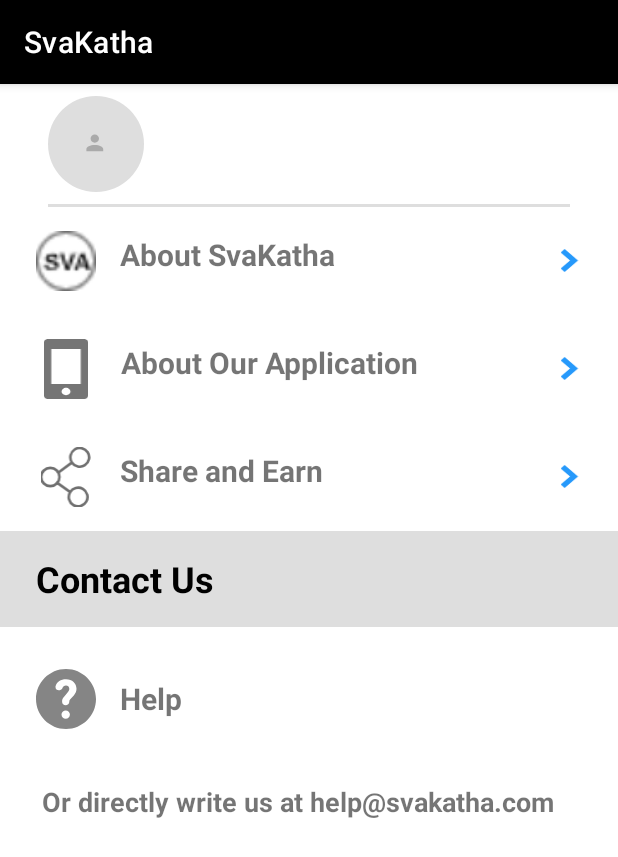
After one commit to Naiket08/SvaKatha, an Android app: the fragment SettingsFragment shown on its own in the app's theme, on a phone screen of 412 x 824 dp. The commit adds this screen. Shown: the top 857 px of the screen. Run offline under Robolectric (Android 15) with nearby library versions, the phone set to English and light mode, and no system bars.

Commit message:
Revert "Revert "Merge branch 'master' of https://github.com/Naiket08/SvaKatha""
This reverts commit 1ce999e7569daf2e9cc8fb789ba31b99464f9265.

```diff
--- a/app/src/main/java/com/example/svakatha/Adapter/ClosetGridAdapter.java
+++ b/app/src/main/java/com/example/svakatha/Closet/Adapter/ClosetGridAdapter.java
@@ -1,4 +1,4 @@
-package com.example.svakatha.Adapter;
+package com.example.svakatha.Closet.Adapter;
 
 import android.content.Context;
 import android.view.LayoutInflater;
--- a/app/src/main/java/com/example/svakatha/ClosetDialog.java
+++ b/app/src/main/java/com/example/svakatha/Closet/ClosetDialog.java
@@ -1,4 +1,4 @@
-package com.example.svakatha;
+package com.example.svakatha.Closet;
 
 import android.Manifest;
 import android.app.Dialog;
@@ -15,7 +15,6 @@
 import android.view.ViewGroup;
 import android.widget.ArrayAdapter;
 import android.widget.Spinner;
-import android.widget.Toast;
 
 
 import java.io.File;
@@ -27,7 +26,9 @@
 import androidx.fragment.app.DialogFragment;
 import androidx.fragment.app.FragmentActivity;
 
+import com.example.svakatha.Closet.ClosetFragment;
 import com.example.svakatha.PermissionUtils.PermissionUtils;
+import com.example.svakatha.R;
 
 public class ClosetDialog extends DialogFragment {
 
--- a/app/src/main/java/com/example/svakatha/listeners/ClosetFragmentListener.java
+++ b/app/src/main/java/com/example/svakatha/Closet/Listeners/ClosetFragmentListener.java
@@ -1,4 +1,4 @@
-package com.example.svakatha.listeners;
+package com.example.svakatha.Closet.Listeners;
 
 public interface ClosetFragmentListener {
     void onImageListReceived();
--- a/app/src/main/java/com/example/svakatha/HostActivity.java
+++ b/app/src/main/java/com/example/svakatha/HostActivity.java
@@ -9,6 +9,7 @@
 import android.view.MenuItem;
 import android.widget.Toast;
 
+import com.example.svakatha.Closet.ClosetFragment;
 import com.example.svakatha.PermissionUtils.PermissionUtils;
 import com.google.android.material.bottomnavigation.BottomNavigationView;
 
--- /dev/null
+++ b/app/src/main/java/com/example/svakatha/Settings/SettingsFragment.java
@@ -0,0 +1,60 @@
+package com.example.svakatha.Settings;
+
+import android.os.Bundle;
+
+import androidx.fragment.app.Fragment;
+
+import android.view.LayoutInflater;
+import android.view.View;
+import android.view.ViewGroup;
+
+import com.example.svakatha.R;
+
+
+/**
+ * A simple {@link Fragment} subclass.
+ */
+public class SettingsFragment extends Fragment {
+
+    public SettingsFragment() {
+        // Required empty public constructor
+    }
+
+
+    @Override
+    public View onCreateView(LayoutInflater inflater, ViewGroup container,
+                             Bundle savedInstanceState) {
+        // Inflate the layout for this fragment
+        View view = inflater.inflate(R.layout.fragment_settings, container, false);
+
+        setViews(view);
+
+        return view;
+    }
+
+    private void setViews(View view) {
+
+        View.OnClickListener clickListener = new View.OnClickListener() {
+            @Override
+            public void onClick(View v) {
+                switch (v.getId()) {
+                    case R.id.ll_profile:
+                        //TODO: open profile
+                        break;
+                    case R.id.rl_about_sva:
+                        //TODO: open sva
+                        break;
+                    case R.id.rl_about_app:
+                        //TODO: open about
+                        break;
+                    case R.id.rl_share:
+                        //TODO: open share
+                        break;
+                    case R.id.ll_help:
+                        //TODO: open help
+                        break;
+                }
+            }
+        };
+    }
+}
--- /dev/null
+++ b/app/src/main/res/drawable/ic_about.xml
@@ -0,0 +1,14 @@
+<vector xmlns:android="http://schemas.android.com/apk/res/android"
+    android:width="17dp"
+    android:height="23dp"
+    android:viewportWidth="17"
+    android:viewportHeight="23">
+  <group>
+    <clip-path
+        android:pathData="M-30,-213L345,-213L345,454L-30,454Z"/>
+    <path
+        android:pathData="M15.3,0C15.81,0 16.15,0.14 16.49,0.43C16.83,0.72 17,1.01 17,1.44L17,21.56C17,21.99 16.83,22.28 16.49,22.57C16.15,22.86 15.81,23 15.3,23L1.7,23C1.19,23 0.85,22.86 0.51,22.57C0.17,22.28 0,21.99 0,21.56L0,1.44C0,1.01 0.17,0.72 0.51,0.43C0.85,0.14 1.19,0 1.7,0L15.3,0ZM14.11,17.25L14.11,3.88L2.89,3.88L2.89,17.25L14.11,17.25ZM7.31,21.13C7.65,21.42 7.99,21.56 8.5,21.56C9.01,21.56 9.35,21.42 9.69,21.13C10.03,20.84 10.2,20.56 10.2,20.12C10.2,19.69 10.03,19.41 9.69,19.12C9.35,18.83 9.01,18.69 8.5,18.69C7.99,18.69 7.65,18.83 7.31,19.12C6.97,19.41 6.8,19.69 6.8,20.12C6.8,20.56 6.97,20.84 7.31,21.13Z"
+        android:fillColor="#757575"
+        android:fillType="evenOdd"/>
+  </group>
+</vector>
--- /dev/null
+++ b/app/src/main/res/drawable/ic_avatar.xml
@@ -0,0 +1,16 @@
+<vector xmlns:android="http://schemas.android.com/apk/res/android"
+    android:width="40dp"
+    android:height="40dp"
+    android:viewportWidth="40"
+    android:viewportHeight="40">
+  <group>
+    <clip-path
+        android:pathData="M-32,-84L343,-84L343,583L-32,583Z"/>
+    <path
+        android:pathData="M20,40C8.94,40 0,31.06 0,20C0,8.94 8.94,0 20,0C31.06,0 40,8.94 40,20C40,31.06 31.06,40 20,40Z"
+        android:fillColor="#dedede"/>
+    <path
+        android:pathData="M16,23L16,22.12C16,21.16 17.57,20.37 19.5,20.37C21.42,20.37 23,21.16 23,22.12L23,23L16,23ZM17.75,17.75C17.75,16.78 18.53,16 19.5,16C20.47,16 21.25,16.78 21.25,17.75C21.25,18.72 20.47,19.5 19.5,19.5C18.53,19.5 17.75,18.72 17.75,17.75Z"
+        android:fillColor="#aaaaaa"/>
+  </group>
+</vector>
--- /dev/null
+++ b/app/src/main/res/drawable/ic_help.xml
@@ -0,0 +1,14 @@
+<vector xmlns:android="http://schemas.android.com/apk/res/android"
+    android:width="16dp"
+    android:height="16dp"
+    android:viewportWidth="16"
+    android:viewportHeight="16">
+  <group>
+    <clip-path
+        android:pathData="M-32,-424L343,-424L343,243L-32,243Z"/>
+    <path
+        android:pathData="M16,8C16,12.4 12.4,16 8,16C3.6,16 0,12.4 0,8C0,3.6 3.6,0 8,0C12.4,0 16,3.6 16,8ZM9.04,12.16C9.04,11.52 8.56,11.04 7.92,11.04C7.28,11.04 6.8,11.52 6.8,12.16C6.8,12.8 7.28,13.28 7.92,13.28C8.56,13.28 9.04,12.8 9.04,12.16ZM10.8,5.28C10.8,3.84 9.68,2.72 8,2.72C6.56,2.72 5.6,3.44 5.28,4.4C5.2,4.56 5.2,4.72 5.2,4.8C5.2,5.36 5.6,5.68 6.08,5.68C6.48,5.68 6.8,5.52 7.04,5.12C7.2,4.64 7.52,4.4 8,4.4C8.48,4.4 8.88,4.72 8.88,5.28C8.88,5.6 8.72,5.92 8.32,6.4L7.6,7.28C7.04,7.84 6.96,8.24 6.96,8.72C6.96,9.28 7.36,9.68 7.92,9.68C8.4,9.68 8.88,9.28 8.88,8.72C8.88,8.48 8.96,8.24 9.2,8L10.08,7.04C10.56,6.48 10.8,5.92 10.8,5.28Z"
+        android:fillColor="#858585"
+        android:fillType="evenOdd"/>
+  </group>
+</vector>
--- /dev/null
+++ b/app/src/main/res/drawable/ic_separator.xml
@@ -0,0 +1,15 @@
+<vector xmlns:android="http://schemas.android.com/apk/res/android"
+    android:width="312dp"
+    android:height="3dp"
+    android:viewportWidth="312"
+    android:viewportHeight="3">
+  <group>
+    <clip-path
+        android:pathData="M-31,-136L344,-136L344,531L-31,531Z"/>
+    <path
+        android:strokeWidth="1"
+        android:pathData="M1.5,1.5L310.5,1.5L1.5,1.5Z"
+        android:fillColor="#00000000"
+        android:strokeColor="#d7d7d7"/>
+  </group>
+</vector>
--- /dev/null
+++ b/app/src/main/res/drawable/ic_share.xml
@@ -0,0 +1,35 @@
+<vector xmlns:android="http://schemas.android.com/apk/res/android"
+    android:width="19dp"
+    android:height="23dp"
+    android:viewportWidth="19"
+    android:viewportHeight="23">
+  <group>
+    <clip-path
+        android:pathData="M-29,-269L346,-269L346,398L-29,398Z"/>
+    <path
+        android:strokeWidth="1"
+        android:pathData="M3.5,15C1.56,15 0,13.44 0,11.5C0,9.56 1.56,8 3.5,8C5.44,8 7,9.56 7,11.5C7,13.44 5.44,15 3.5,15Z"
+        android:fillColor="#ffffff"
+        android:strokeColor="#707070"/>
+    <path
+        android:strokeWidth="1"
+        android:pathData="M6.24,10.09L12.09,5.69"
+        android:fillColor="#00000000"
+        android:strokeColor="#707070"/>
+    <path
+        android:strokeWidth="1"
+        android:pathData="M5.76,13.45L12.86,18.55"
+        android:fillColor="#00000000"
+        android:strokeColor="#707070"/>
+    <path
+        android:strokeWidth="1"
+        android:pathData="M14,7.47C12.06,7.06 10.82,5.16 11.24,3.22C11.65,1.28 13.55,0.04 15.49,0.45C17.43,0.87 18.67,2.77 18.25,4.71C17.84,6.65 15.94,7.88 14,7.47Z"
+        android:fillColor="#ffffff"
+        android:strokeColor="#707070"/>
+    <path
+        android:strokeWidth="1"
+        android:pathData="M15.06,22.64C13.14,23.15 11.18,22.02 10.66,20.1C10.15,18.18 11.29,16.22 13.2,15.71C15.12,15.19 17.08,16.33 17.59,18.24C18.11,20.16 16.97,22.12 15.06,22.64Z"
+        android:fillColor="#ffffff"
+        android:strokeColor="#707070"/>
+  </group>
+</vector>
--- /dev/null
+++ b/app/src/main/res/layout/fragment_settings.xml
@@ -0,0 +1,224 @@
+<?xml version="1.0" encoding="utf-8"?>
+<LinearLayout xmlns:android="http://schemas.android.com/apk/res/android"
+    xmlns:tools="http://schemas.android.com/tools"
+    android:layout_width="match_parent"
+    android:layout_height="match_parent"
+    android:orientation="vertical"
+    tools:context=".Settings.SettingsFragment"
+    tools:ignore="RtlHardcoded,RtlSymmetry">
+
+    <LinearLayout
+        android:id="@+id/ll_profile"
+        android:layout_width="match_parent"
+        android:layout_height="wrap_content"
+        android:layout_marginHorizontal="32dp"
+        android:layout_marginVertical="8dp"
+        android:orientation="horizontal">
+
+        <ImageView
+            android:id="@+id/iv_avatar"
+            android:layout_width="64dp"
+            android:layout_height="64dp"
+            android:src="@drawable/ic_avatar"/>
+
+        <LinearLayout
+            android:id="@+id/ll_profile_details"
+            android:layout_width="wrap_content"
+            android:layout_height="64dp"
+            android:orientation="vertical"
+            android:layout_gravity="center"
+            android:layout_marginLeft="8dp"
+            android:weightSum="2">
+
+            <TextView
+                android:id="@+id/tv_profile_name"
+                android:layout_width="wrap_content"
+                android:layout_height="0dp"
+                android:layout_weight="1"
+                android:gravity="bottom"
+                tools:text="Jay Patel"
+                android:textSize="16sp"/>
+
+            <TextView
+                android:id="@+id/tv_profile_mail_id"
+                android:layout_width="wrap_content"
+                android:layout_height="0dp"
+                android:layout_weight="1"
+                tools:text="pateljd5297@gmail.com"
+                android:textSize="14sp"/>
+
+        </LinearLayout>
+
+    </LinearLayout>
+
+    <ImageView
+        android:id="@+id/iv_separator"
+        android:layout_width="match_parent"
+        android:layout_height="2dp"
+        android:layout_marginHorizontal="32dp"
+        android:src="#dedede"/>
+
+    <RelativeLayout
+        android:id="@+id/rl_about_sva"
+        android:layout_width="match_parent"
+        android:layout_height="wrap_content"
+        android:layout_marginVertical="16dp"
+        android:layout_marginHorizontal="16dp">
+
+        <ImageView
+            android:id="@+id/iv_about_sva"
+            android:layout_width="40dp"
+            android:layout_height="40dp"
+            android:layout_alignParentLeft="true"
+            android:layout_alignParentTop="true"
+            android:layout_marginLeft="8dp"
+            android:src="@drawable/ic_sva" />
+
+        <TextView
+            android:id="@+id/tv_about_sva"
+            android:layout_width="wrap_content"
+            android:layout_height="40dp"
+            android:layout_toRightOf="@id/iv_about_sva"
+            android:paddingBottom="8dp"
+            android:layout_marginLeft="16dp"
+            android:gravity="center"
+            android:text="@string/about_svakatha"
+            android:textSize="20sp"
+            android:textStyle="bold"/>
+
+        <ImageView
+            android:layout_width="16dp"
+            android:layout_height="16dp"
+            android:layout_marginRight="8dp"
+            android:layout_alignParentRight="true"
+            android:layout_centerVertical="true"
+            android:src="@drawable/arrow_right"/>
+
+    </RelativeLayout>
+
+    <RelativeLayout
+        android:id="@+id/rl_about_app"
+        android:layout_width="match_parent"
+        android:layout_height="wrap_content"
+        android:layout_marginVertical="16dp"
+        android:layout_marginHorizontal="16dp">
+
+        <ImageView
+            android:id="@+id/iv_about_app"
+            android:layout_width="40dp"
+            android:layout_height="40dp"
+            android:layout_alignParentLeft="true"
+            android:layout_alignParentTop="true"
+            android:layout_marginLeft="8dp"
+            android:src="@drawable/ic_about" />
+
+        <TextView
+            android:id="@+id/tv_about_app"
+            android:layout_width="wrap_content"
+            android:layout_height="40dp"
+            android:layout_toRightOf="@id/iv_about_app"
+            android:paddingBottom="8dp"
+            android:layout_marginLeft="16dp"
+            android:gravity="center"
+            android:text="@string/about_our_application"
+            android:textSize="20sp"
+            android:textStyle="bold"/>
+
+        <ImageView
+            android:layout_width="16dp"
+            android:layout_height="16dp"
+            android:layout_marginRight="8dp"
+            android:layout_alignParentRight="true"
+            android:layout_centerVertical="true"
+            android:src="@drawable/arrow_right"/>
+
+    </RelativeLayout>
+
+    <RelativeLayout
+        android:id="@+id/rl_share"
+        android:layout_width="match_parent"
+        android:layout_height="wrap_content"
+        android:layout_marginVertical="16dp"
+        android:layout_marginHorizontal="16dp">
+
+        <ImageView
+            android:id="@+id/iv_share"
+            android:layout_width="40dp"
+            android:layout_height="40dp"
+            android:layout_alignParentLeft="true"
+            android:layout_alignParentTop="true"
+            android:layout_marginLeft="8dp"
+            android:src="@drawable/ic_share" />
+
+        <TextView
+            android:id="@+id/tv_share"
+            android:layout_width="wrap_content"
+            android:layout_height="40dp"
+            android:layout_toRightOf="@id/iv_share"
+            android:paddingBottom="8dp"
+            android:layout_marginLeft="16dp"
+            android:gravity="center"
+            android:text="@string/share_and_earn"
+            android:textSize="20sp"
+            android:textStyle="bold"/>
+
+        <ImageView
+            android:layout_width="16dp"
+            android:layout_height="16dp"
+            android:layout_marginRight="8dp"
+            android:layout_alignParentRight="true"
+            android:layout_centerVertical="true"
+            android:src="@drawable/arrow_right"/>
+
+    </RelativeLayout>
+
+    <TextView
+        android:id="@+id/tv_Contact_Us"
+        android:layout_width="match_parent"
+        android:layout_height="64dp"
+        android:background="#dedede"
+        android:paddingLeft="24dp"
+        android:text="@string/contact_us"
+        android:textSize="24sp"
+        android:textStyle="bold"
+        android:textColor="#000000"
+        android:gravity="center_vertical"/>
+
+    <LinearLayout
+        android:id="@+id/ll_help"
+        android:layout_width="match_parent"
+        android:layout_height="96dp"
+        android:orientation="horizontal">
+
+        <ImageView
+            android:id="@+id/iv_help"
+            android:layout_width="40dp"
+            android:layout_height="40dp"
+            android:layout_marginLeft="24dp"
+            android:src="@drawable/ic_help"
+            android:layout_gravity="center_vertical"/>
+
+        <TextView
+            android:id="@+id/tv_help"
+            android:layout_width="wrap_content"
+            android:layout_height="wrap_content"
+            android:layout_gravity="center_vertical"
+            android:layout_marginLeft="16dp"
+            android:text="@string/help"
+            android:textSize="20sp"
+            android:textStyle="bold" />
+
+    </LinearLayout>
+
+    <TextView
+        android:layout_width="match_parent"
+        android:layout_height="wrap_content"
+        android:layout_marginVertical="8dp"
+        android:layout_marginHorizontal="28dp"
+        android:ellipsize="none"
+        android:scrollHorizontally="false"
+        android:text="@string/direct_help"
+        android:textSize="18sp"
+        android:textStyle="bold"/>
+
+</LinearLayout>
--- a/app/src/main/res/values/strings.xml
+++ b/app/src/main/res/values/strings.xml
@@ -29,5 +29,11 @@
     <string name="dialog_select_prompt" />
 
     <string name="dialog_select_camera" />
+    <string name="about_our_application">About Our Application</string>
+    <string name="about_svakatha">About SvaKatha</string>
+    <string name="share_and_earn">Share and Earn</string>
+    <string name="contact_us">Contact Us</string>
+    <string name="help">Help</string>
+    <string name="direct_help">Or directly write us at help@svakatha.com</string>
 
 </resources>
```
Also changed, not shown: app/src/main/java/com/example/svakatha/Closet/ClosetFragment.java (renamed from app/src/main/java/com/example/svakatha/ClosetFragment.java, +5 -3 lines), app/src/main/res/drawable/ic_sva.png (added).
